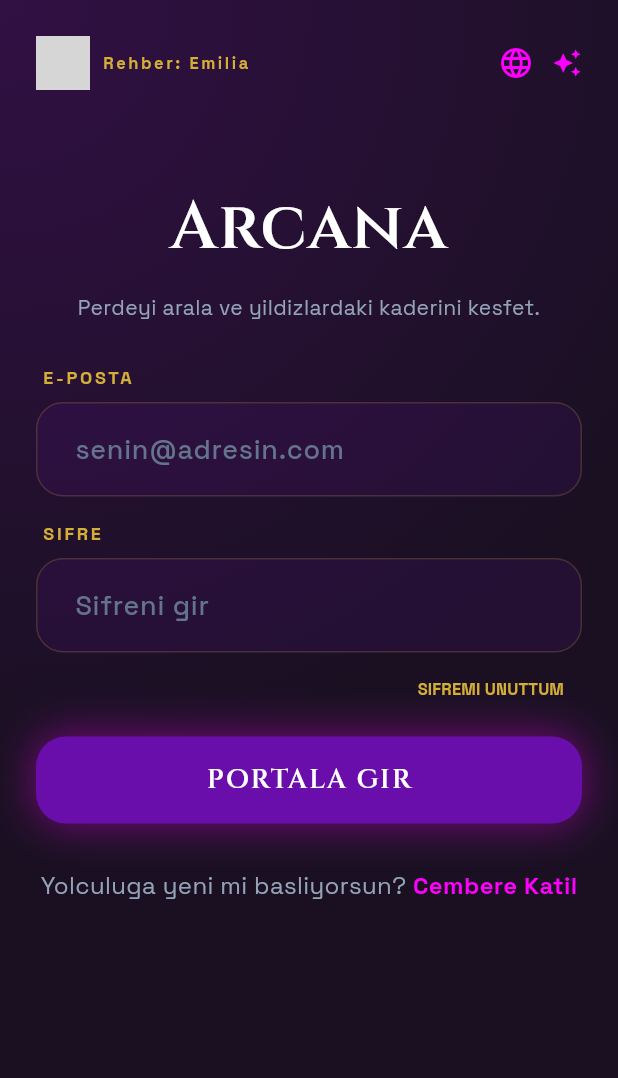
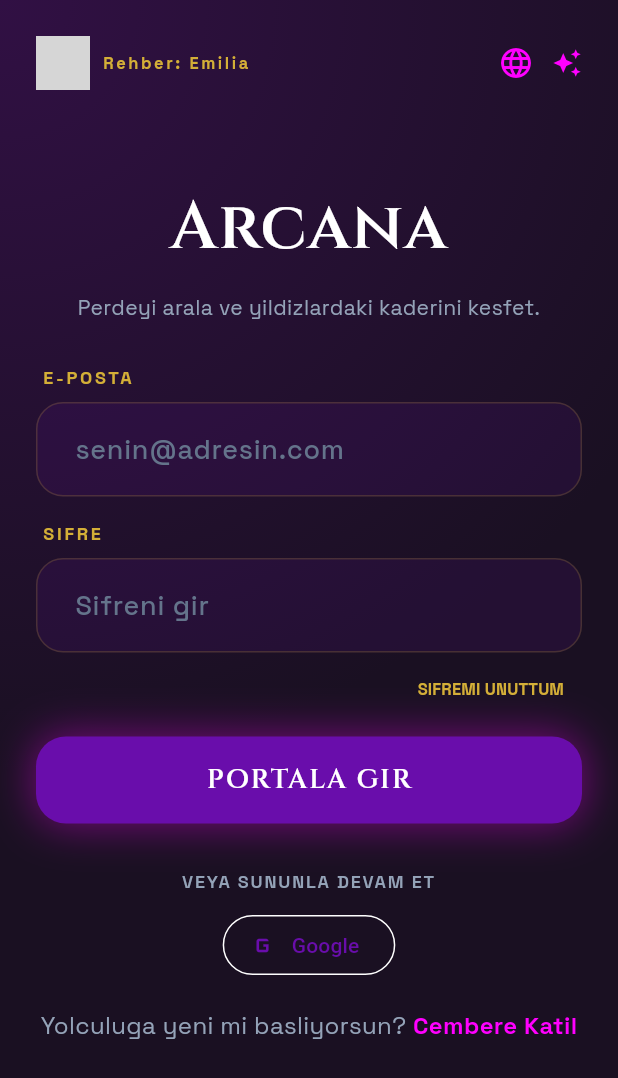
Before and after one commit to toprakkoc964-cmd/tarot_ai, a Flutter app: the screen it shows after launch, on a phone screen of 412 x 824 dp. Shown: the top 1078 px of the screen. Run offline on Flutter 3.47's test engine with Material 3 defaults, Android fonts, the phone set to English and light mode, and no system bars; our stand-ins replace cloud_firestore, cloud_functions, firebase_auth, firebase_core, google_fonts, google_sign_in and 1 more; missing offline and left inert: firebase_app_check; accounts and stored records are empty; network calls fail; grey boxes are pictures that could not be loaded.

Commit message:
feat: add apple/google auth and update bundle id

```diff
--- a/flutter_app/lib/src/core/auth_error_mapper.dart
+++ b/flutter_app/lib/src/core/auth_error_mapper.dart
@@ -20,6 +20,10 @@ String mapAuthError(Object error) {
       return AppTexts.t('error.password_short');
     case 'network-request-failed':
       return AppTexts.t('error.network');
+    case 'social-auth-cancelled':
+      return AppTexts.t('error.social_cancelled');
+    case 'apple-signin-not-supported':
+      return AppTexts.t('error.apple_not_supported');
     default:
       return error.message ?? AppTexts.t('error.default');
   }
--- a/flutter_app/lib/src/core/localization_service.dart
+++ b/flutter_app/lib/src/core/localization_service.dart
@@ -27,10 +27,15 @@ class LocalizationService {
     'error.accept_terms': 'Please accept terms to continue.',
     'error.profile_required': 'Please fill all required fields.',
     'error.cards_required': 'Please select at least one card.',
+    'error.social_cancelled': 'Sign in was cancelled.',
+    'error.apple_not_supported': 'Apple Sign-In is not supported on this device.',
     'toast.reset_sent': 'Password reset email has been sent.',
     'toast.restore_pending': 'Connect purchase history for restore.',
     'auth.login.title': 'Login',
     'auth.login.button': 'Login',
+    'auth.login.social_title': 'OR CONTINUE WITH',
+    'auth.login.apple_button': 'Apple',
+    'auth.login.google_button': 'Google',
     'auth.register.button': 'Create My Destiny',
     'common.logout': 'Logout',
     'common.restore': 'Restore',
@@ -50,10 +55,15 @@ class LocalizationService {
     'error.accept_terms': 'Devam etmek icin kosullari kabul etmelisin.',
     'error.profile_required': 'Lutfen zorunlu alanlari doldur.',
     'error.cards_required': 'En az bir kart secmelisin.',
+    'error.social_cancelled': 'Giris islemi iptal edildi.',
+    'error.apple_not_supported': 'Bu cihazda Apple girisi desteklenmiyor.',
     'toast.reset_sent': 'Sifre sifirlama e-postasi gonderildi.',
     'toast.restore_pending': 'Restore icin satin alma gecmisi baglanmali.',
     'auth.login.title': 'Giris Yap',
     'auth.login.button': 'Giris Yap',
+    'auth.login.social_title': 'VEYA SUNUNLA DEVAM ET',
+    'auth.login.apple_button': 'Apple',
+    'auth.login.google_button': 'Google',
     'auth.register.button': 'Kaderimi Olustur',
     'common.logout': 'Cikis',
     'common.restore': 'Restore',
--- a/flutter_app/lib/src/features/auth/login_page.dart
+++ b/flutter_app/lib/src/features/auth/login_page.dart
@@ -1,4 +1,5 @@
 import 'package:flutter/material.dart';
+import 'package:flutter/foundation.dart';
 import 'package:google_fonts/google_fonts.dart';
 
 import '../../core/app_texts.dart';
@@ -71,6 +72,28 @@ class _LoginPageState extends State<LoginPage> {
       );
     } catch (e) {
       _showError(mapAuthError(e));
+    }
+  }
+
+  Future<void> _signInWithGoogle() async {
+    setState(() => _loading = true);
+    try {
+      await widget.authService.signInWithGoogle();
+    } catch (e) {
+      _showError(mapAuthError(e));
+    } finally {
+      if (mounted) setState(() => _loading = false);
+    }
+  }
+
+  Future<void> _signInWithApple() async {
+    setState(() => _loading = true);
+    try {
+      await widget.authService.signInWithApple();
+    } catch (e) {
+      _showError(mapAuthError(e));
+    } finally {
+      if (mounted) setState(() => _loading = false);
     }
   }
 
@@ -258,6 +281,36 @@ class _LoginPageState extends State<LoginPage> {
                       ),
                     ),
                     const SizedBox(height: 30),
+                    Text(
+                      AppTexts.t('auth.login.social_title'),
+                      textAlign: TextAlign.center,
+                      style: GoogleFonts.spaceGrotesk(
+                        color: const Color(0xFF94A3B8),
+                        fontSize: 12,
+                        letterSpacing: 1.2,
+                        fontWeight: FontWeight.w600,
+                      ),
+                    ),
+                    const SizedBox(height: 10),
+                    Row(
+                      mainAxisAlignment: MainAxisAlignment.center,
+                      children: [
+                        if (!kIsWeb && defaultTargetPlatform == TargetPlatform.iOS) ...[
+                          OutlinedButton.icon(
+                            onPressed: _loading ? null : _signInWithApple,
+                            icon: const Icon(Icons.apple),
+                            label: Text(AppTexts.t('auth.login.apple_button')),
+                          ),
+                          const SizedBox(width: 10),
+                        ],
+                        OutlinedButton.icon(
+                          onPressed: _loading ? null : _signInWithGoogle,
+                          icon: const Icon(Icons.g_mobiledata, size: 22),
+                          label: Text(AppTexts.t('auth.login.google_button')),
+                        ),
+                      ],
+                    ),
+                    const SizedBox(height: 18),
                     Row(
                       mainAxisAlignment: MainAxisAlignment.center,
                       children: [
--- a/flutter_app/pubspec.yaml
+++ b/flutter_app/pubspec.yaml
@@ -13,6 +13,8 @@ dependencies:
   cloud_firestore: ^5.5.1
   cloud_functions: ^5.1.5
   firebase_app_check: ^0.3.1+7
+  google_sign_in: ^6.2.2
+  sign_in_with_apple: ^6.1.4
   google_fonts: ^6.2.1
 
 dev_dependencies:
```
Also changed, not shown: flutter_app/assets/locales/en.json (+83 -78 lines), flutter_app/assets/locales/tr.json (+83 -78 lines), flutter_app/lib/src/features/auth/auth_service.dart (+41 -0 lines), flutter_app/pubspec.lock, 6 other files.
